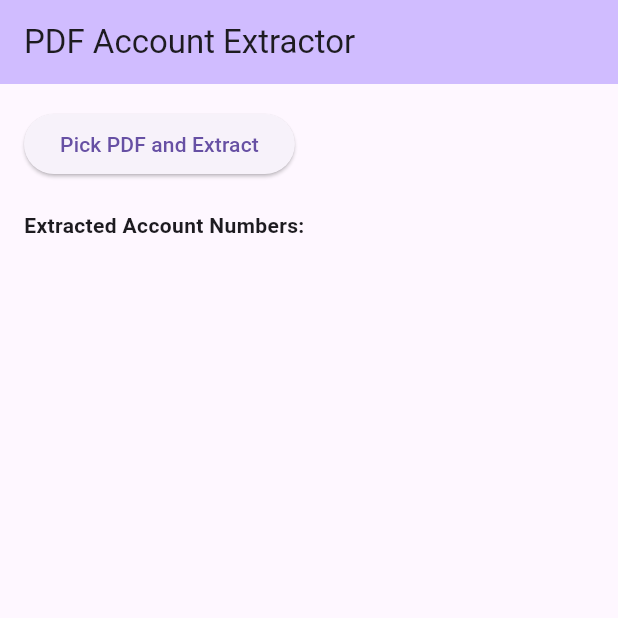
After one commit to shortstopyomin/asia_trinity, a Flutter app: the PdfExtractorScreen screen opened directly, after a tap on "Pick PDF and Extract", on a phone screen of 412 x 824 dp, the top half of it. The commit adds this screen. Run offline on Flutter 3.47's test engine with Material 3 defaults, Android fonts, the light colour scheme and no system bars; our stand-ins replace bloc, dio, equatable, file_picker, flutter_bloc, fpdart and 5 more; missing offline and left inert: syncfusion_flutter_pdf, talker_dio_logger; generated files the repository leaves out were written again.

Commit message:
Add pdf text reader.

```diff
--- /dev/null
+++ b/lib/features/ticker/presentation/view/pdf_page.dart
@@ -0,0 +1,76 @@
+import 'dart:typed_data';
+import 'package:file_picker/file_picker.dart';
+import 'package:flutter/material.dart';
+import 'package:syncfusion_flutter_pdf/pdf.dart';
+
+void main() {
+  runApp(MyApp());
+}
+
+class MyApp extends StatelessWidget {
+  @override
+  Widget build(BuildContext context) {
+    return MaterialApp(
+      debugShowCheckedModeBanner: false,
+      home: PdfExtractorScreen(),
+    );
+  }
+}
+
+class PdfExtractorScreen extends StatefulWidget {
+  @override
+  _PdfExtractorScreenState createState() => _PdfExtractorScreenState();
+}
+
+class _PdfExtractorScreenState extends State<PdfExtractorScreen> {
+  String extractedText = "";
+  List<String> accountNumbers = [];
+
+  Future<void> pickAndExtractText() async {
+    FilePickerResult? result = await FilePicker.platform.pickFiles(type: FileType.custom, allowedExtensions: ['pdf']);
+    if (result != null) {
+      Uint8List fileBytes = result.files.first.bytes!;
+      PdfDocument document = PdfDocument(inputBytes: fileBytes);
+
+      String fullText = '';
+      for (int i = 0; i < document.pages.count; i++) {
+        fullText += PdfTextExtractor(document).extractText(startPageIndex: i) ?? '';
+      }
+      document.dispose();
+
+      print('Extracted text: $fullText');
+
+      setState(() {
+        extractedText = fullText;
+        accountNumbers = extractAccountNumbers(fullText);
+      });
+    }
+  }
+
+  List<String> extractAccountNumbers(String text) {
+    RegExp regex = RegExp(r'匯款帳戶：\s*(\S+)', multiLine: true);
+    return regex.allMatches(text).map((match) => match.group(1) ?? '').toList();
+  }
+
+  @override
+  Widget build(BuildContext context) {
+    return Scaffold(
+      appBar: AppBar(title: Text('PDF Account Extractor')),
+      body: Padding(
+        padding: const EdgeInsets.all(16.0),
+        child: Column(
+          crossAxisAlignment: CrossAxisAlignment.start,
+          children: [
+            ElevatedButton(
+              onPressed: pickAndExtractText,
+              child: Text('Pick PDF and Extract'),
+            ),
+            SizedBox(height: 20),
+            Text('Extracted Account Numbers:', style: TextStyle(fontWeight: FontWeight.bold)),
+            ...accountNumbers.map((e) => Text(e)).toList(),
+          ],
+        ),
+      ),
+    );
+  }
+}
--- a/pubspec.yaml
+++ b/pubspec.yaml
@@ -21,12 +21,16 @@ dependencies:
   go_router: ^14.6.2
   google_fonts: ^6.2.1
   intl: ^0.19.0
+  fl_chart: ^0.68.0
   json_annotation: ^4.9.0
   talker: ^4.5.2
   talker_logger: ^4.5.2
   talker_bloc_logger: ^4.5.2
   talker_dio_logger: ^4.5.2
   talker_flutter: ^4.5.2
+  file_picker: ^9.2.0
+  path_provider: ^2.1.2
+  syncfusion_flutter_pdf: ^28.2.11
 
 dev_dependencies:
   bloc_test: ^9.1.7
```
Also changed, not shown: lib/features/ticker/presentation/cubit/ticker_cubit.dart (+42 -0 lines), lib/features/ticker/presentation/view/ticker_page.dart (+37 -3 lines), pubspec.lock, 2 other files.
